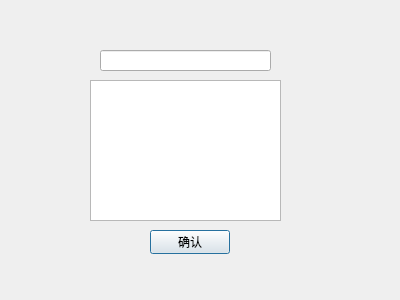
Above: mkfile.ui from projgithub550/SimpleOS before the change. Below: the same form after it.
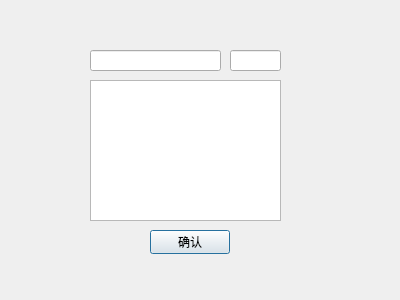
That is the form after the change.

Diff of the .ui file:
```diff
--- a/mkfile.ui
+++ b/mkfile.ui
@@ -16,9 +16,9 @@
   <widget class="QLineEdit" name="lineEdit">
    <property name="geometry">
     <rect>
-     <x>100</x>
+     <x>90</x>
      <y>50</y>
-     <width>171</width>
+     <width>131</width>
      <height>21</height>
     </rect>
    </property>
@@ -46,6 +46,16 @@
     <string>确认</string>
    </property>
   </widget>
+  <widget class="QLineEdit" name="le_ftype">
+   <property name="geometry">
+    <rect>
+     <x>230</x>
+     <y>50</y>
+     <width>51</width>
+     <height>21</height>
+    </rect>
+   </property>
+  </widget>
  </widget>
  <resources/>
  <connections/>
```
Left out of the diff: 2 changed lines with no effect on the pictures.
